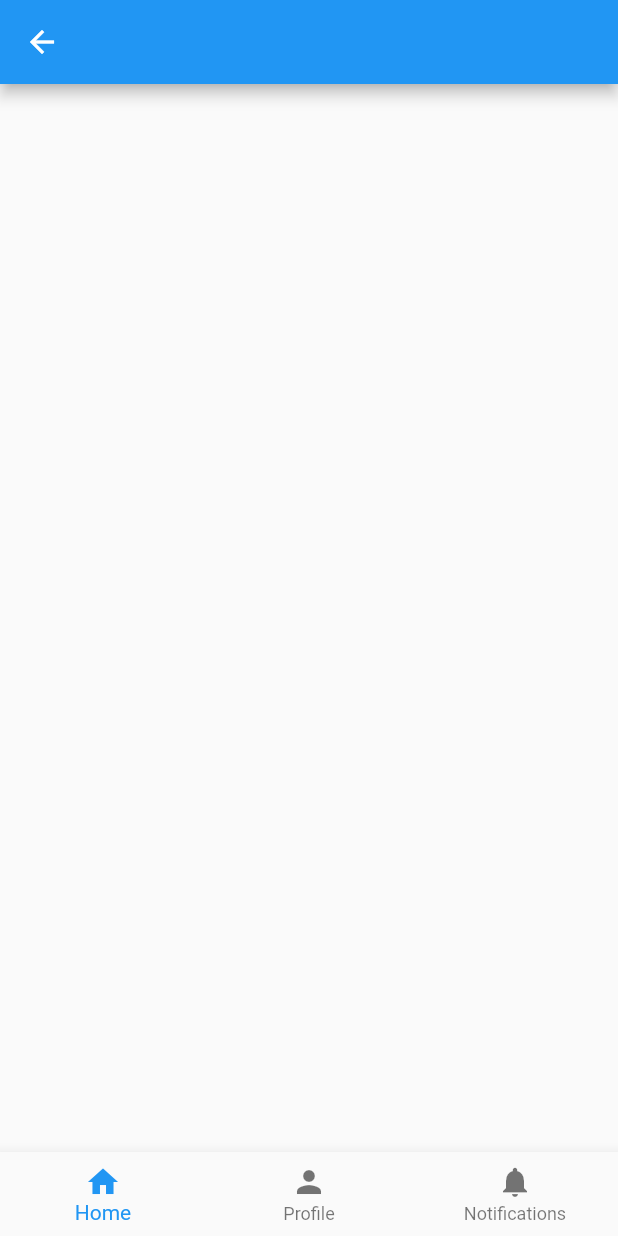
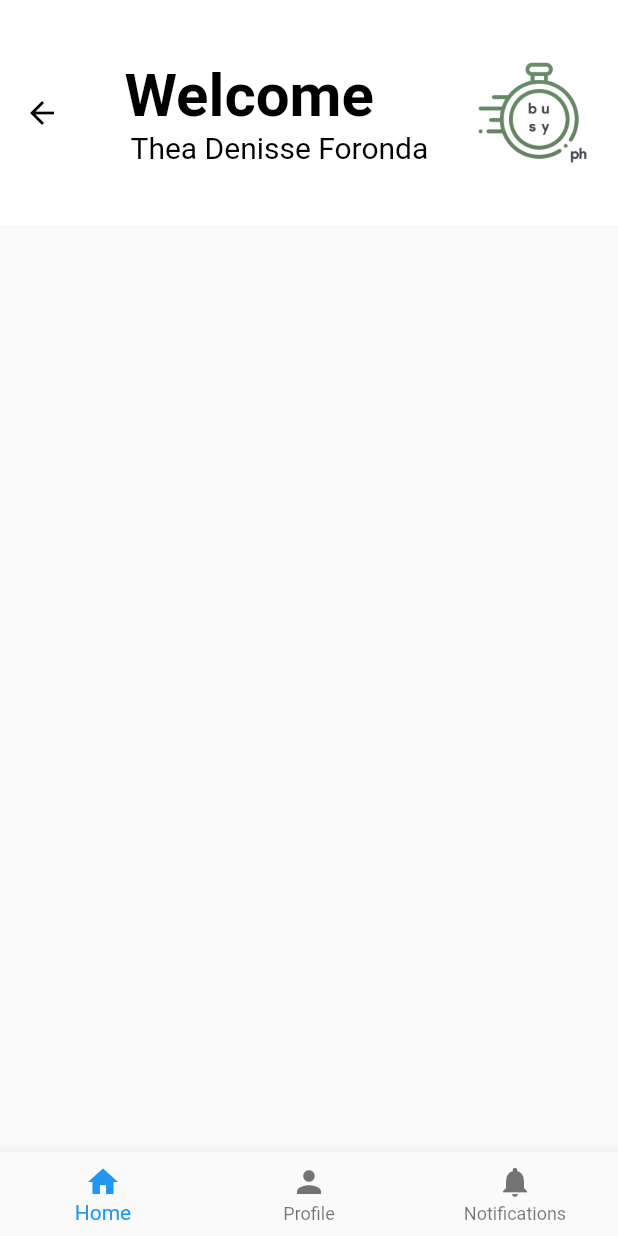
Before and after one commit to HilaLi-Tech/Busy-PH, a Flutter app: the Shop screen opened by its route, on a phone screen of 412 x 824 dp. Run offline on Flutter 3.47's test engine with Material 2 defaults, Android fonts, the phone set to English and light mode, and no system bars.

```diff
--- /dev/null
+++ b/lib/cards/appbar.dart
@@ -0,0 +1,53 @@
+import 'package:flutter/material.dart';
+
+class AppBarBusy extends StatelessWidget {
+  const AppBarBusy({Key? key}) : super(key: key);
+
+  @override
+  Widget build(BuildContext context) {
+    return AppBar(
+      iconTheme: const IconThemeData(
+        color: Colors.black,
+      ),
+        title: Row(
+          children: <Widget>[
+            Expanded(
+              child: Column(
+                crossAxisAlignment: CrossAxisAlignment.start,
+                children: <Widget>[
+                  const Padding(
+                      padding: const EdgeInsets.fromLTRB(11, 0, 0, 0),
+                      child: Text(
+                        "Welcome",
+                        style:  const TextStyle(
+                          color: Colors.black,
+                          fontSize: 40,
+                          fontWeight: FontWeight.w700,
+                        ),
+                      )),
+                  const Padding(
+                      padding: EdgeInsets.fromLTRB(15.0, 0, 0, 0),
+                      child: Text(
+                        "Thea Denisse Foronda",
+                        style: TextStyle(
+                          color: Colors.black,
+                          fontSize: 20,
+                          fontWeight: FontWeight.normal,
+                        ),
+                      )),
+                ],
+              ),
+            ),
+            Image.asset(
+              'assets/images/Logo.png',
+              height: 80,
+              width: 80,
+            )
+          ],
+        ),
+        backgroundColor: Colors.white,
+        elevation: 0,
+        toolbarHeight: double.infinity,
+      );
+  }
+}
--- a/lib/main.dart
+++ b/lib/main.dart
@@ -4,13 +4,17 @@ import 'package:flutter/material.dart';
 import 'pages/home_page.dart';
 import 'pages/loading.dart';
 import 'pages/shop_page.dart';
+// import 'package:intl/date_symbol_data_local.dart';
 
 void main() {
+  // initializeDateFormatting().then((_) =>
       runApp(MaterialApp(
       initialRoute: '/home',
       routes: {
         '/': (context) => Loading(),
         '/home': (context) => BusyPH(),
         '/shop': (context) => Shop()
-    }));
+      })
+  // )
+  );
 }
--- a/lib/pages/shop_page.dart
+++ b/lib/pages/shop_page.dart
@@ -1,6 +1,8 @@
 import 'package:flutter/material.dart';
 import 'dart:async';
 import '../cards/bottom_navigation_bar.dart';
+import '../cards/appbar.dart';
+import 'package:intl/date_symbol_data_local.dart';
 
 class Shop extends StatefulWidget {
   const Shop({Key? key}) : super(key: key);
@@ -10,21 +12,24 @@ class Shop extends StatefulWidget {
 }
 
 class _ShopState extends State<Shop> {
-  void getData() async {
-    String username = await Future.delayed(Duration(seconds: 3), (){
-       return "String";
-    });
-  }
+  // void getCalendar() async {
+  //   String username = await Future.delayed(Duration(seconds: 3), (){
+  //      return "String";
+  //   });
+  // }
   @override
   void initState(){
     super.initState();
-    getData();
+    // getCalendar();
   }
 
   @override
   Widget build(BuildContext context) {
-    return Scaffold(
-      appBar: AppBar(),
+    return  const Scaffold(
+      appBar: const PreferredSize(
+        preferredSize: const Size.fromHeight(150.0),
+        child: AppBarBusy(),
+      ),
       body: SingleChildScrollView(),
       bottomNavigationBar: const BottomNaviBar(),
     );
--- a/pubspec.yaml
+++ b/pubspec.yaml
@@ -29,6 +29,7 @@ environment:
 dependencies:
   flutter:
     sdk: flutter
+  table_calendar: ^3.0.4
 
 
   # The following adds the Cupertino Icons font to your application.
```
Also changed, not shown: lib/cards/long_card.dart (+14 -5 lines), lib/pages/home_page.dart (+8 -51 lines), lib/pages/appointment_calendar.dart (added), pubspec.lock. Lines whose indentation alone changed are shown as unchanged.
